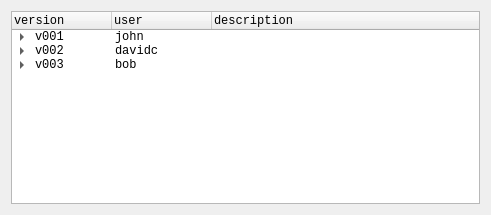
david-cattermole/qt-learning, file ui/windows/fileBrowser/forms/versionSelector.ui: the form before one commit.
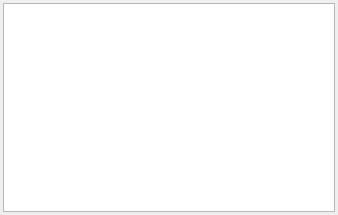
The form after the commit.

Commit message: Support PyQt5 with Python 3.6 Start moving away from "Item" based widgets, and towards 'model' based widgets Added partial support for FileSelector and VersionSelector forms/widgets, for the file browser. Added checkbox for editing the path on file browser. Adjusted layout margins for all Qt windows. Addition of 'nodes' module for use as a common place for a general 'node' class (for use in model/view widgets).

```diff
--- a/ui/windows/fileBrowser/forms/versionSelector.ui
+++ b/ui/windows/fileBrowser/forms/versionSelector.ui
@@ -6,142 +6,22 @@
    <rect>
     <x>0</x>
     <y>0</y>
-    <width>491</width>
+    <width>338</width>
     <height>215</height>
    </rect>
   </property>
   <property name="windowTitle">
    <string>Form</string>
   </property>
-  <layout class="QHBoxLayout" name="horizontalLayout">
+  <layout class="QVBoxLayout" name="verticalLayout">
+   <property name="spacing">
+    <number>0</number>
+   </property>
+   <property name="margin">
+    <number>3</number>
+   </property>
    <item>
-    <widget class="QTreeWidget" name="treeWidget">
-     <property name="sizePolicy">
-      <sizepolicy hsizetype="Expanding" vsizetype="Expanding">
-       <horstretch>0</horstretch>
-       <verstretch>0</verstretch>
-      </sizepolicy>
-     </property>
-     <property name="font">
-      <font>
-       <family>Monospace</family>
-      </font>
-     </property>
-     <column>
-      <property name="text">
-       <string>version</string>
-      </property>
-     </column>
-     <column>
-      <property name="text">
-       <string>user</string>
-      </property>
-     </column>
-     <column>
-      <property name="text">
-       <string>description</string>
-      </property>
-     </column>
-     <item>
-      <property name="text">
-       <string>v001</string>
-      </property>
-      <property name="text">
-       <string>john</string>
-      </property>
-      <property name="text">
-       <string/>
-      </property>
-      <item>
-       <property name="text">
-        <string>001</string>
-       </property>
-       <property name="text">
-        <string>bob</string>
-       </property>
-       <property name="text">
-        <string>description</string>
-       </property>
-      </item>
-     </item>
-     <item>
-      <property name="text">
-       <string>v002</string>
-      </property>
-      <property name="text">
-       <string>davidc</string>
-      </property>
-      <property name="text">
-       <string/>
-      </property>
-      <item>
-       <property name="text">
-        <string>001</string>
-       </property>
-       <property name="text">
-        <string>davidc</string>
-       </property>
-       <property name="text">
-        <string>description</string>
-       </property>
-      </item>
-      <item>
-       <property name="text">
-        <string>002</string>
-       </property>
-       <property name="text">
-        <string>davidc</string>
-       </property>
-       <property name="text">
-        <string>description</string>
-       </property>
-      </item>
-      <item>
-       <property name="text">
-        <string>003</string>
-       </property>
-       <property name="text">
-        <string>davidc</string>
-       </property>
-       <property name="text">
-        <string>description</string>
-       </property>
-      </item>
-      <item>
-       <property name="text">
-        <string>004</string>
-       </property>
-       <property name="text">
-        <string>john</string>
-       </property>
-       <property name="text">
-        <string>description</string>
-       </property>
-      </item>
-     </item>
-     <item>
-      <property name="text">
-       <string>v003</string>
-      </property>
-      <property name="text">
-       <string>bob</string>
-      </property>
-      <property name="text">
-       <string/>
-      </property>
-      <item>
-       <property name="text">
-        <string>001</string>
-       </property>
-       <property name="text">
-        <string>bob</string>
-       </property>
-       <property name="text">
-        <string>description</string>
-       </property>
-      </item>
-     </item>
-    </widget>
+    <widget class="QTreeView" name="treeView"/>
    </item>
   </layout>
  </widget>
```
The commit also changes 88 other files.
